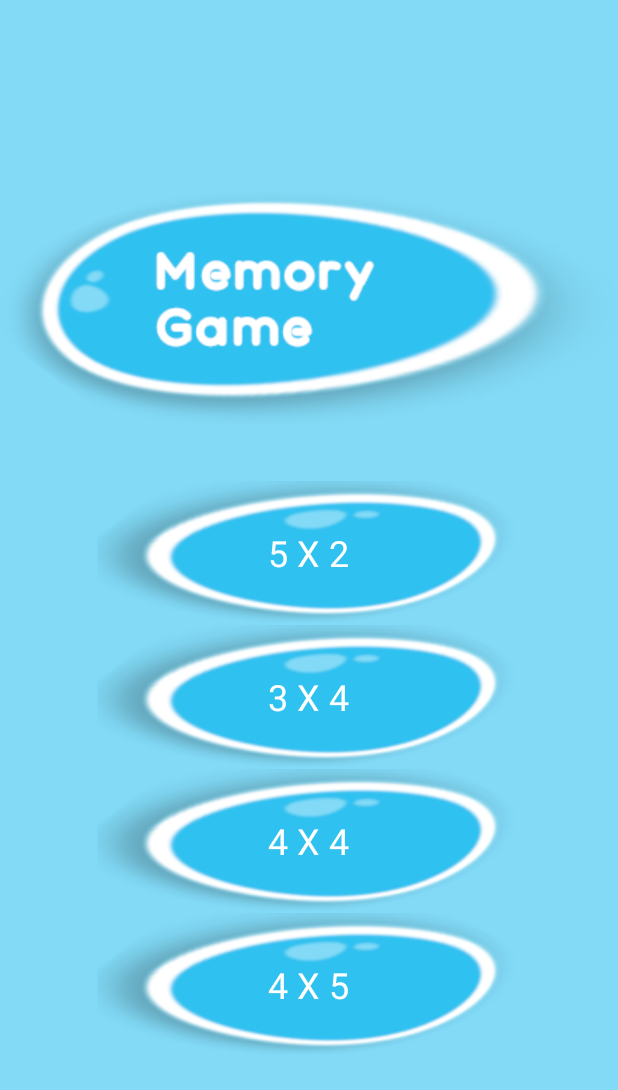
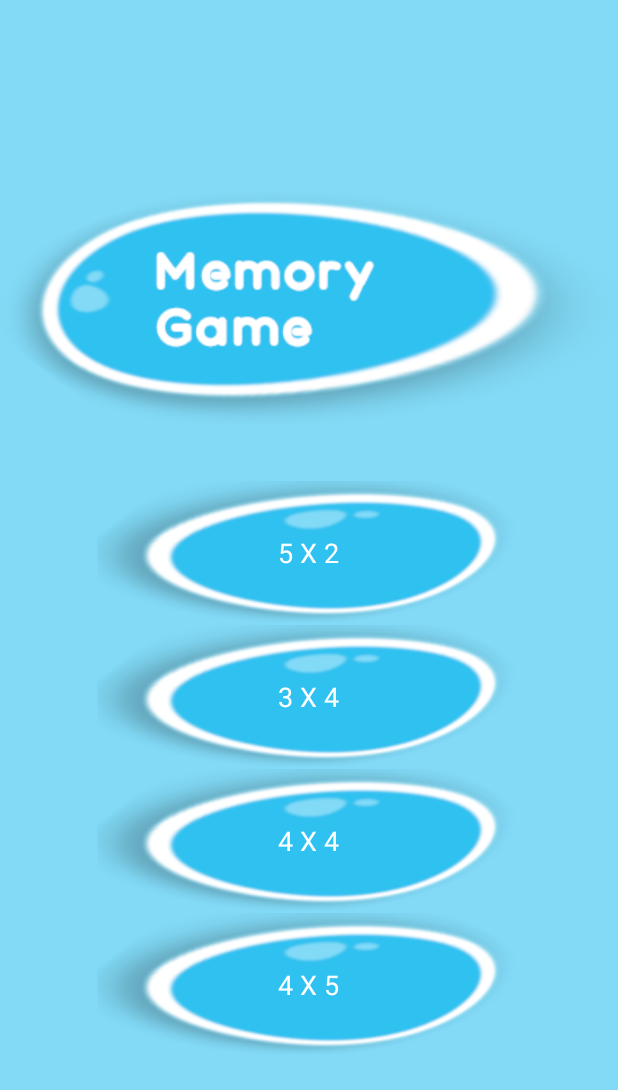
Before and after one commit to Jantzilla/MemoryGame, an Android app: the screen it shows after launch (MainActivity), on a phone screen of 412 x 824 dp. Shown: the top 1090 px of the screen. Run offline under Robolectric (Android 15) with nearby library versions, the phone set to English and light mode, and no system bars; Roboto replaces fonts that are not available here.

Commit message:
Change TextView textSize & add ids to each TextView

```diff
--- a/app/src/main/res/layout/activity_main.xml
+++ b/app/src/main/res/layout/activity_main.xml
@@ -33,11 +33,12 @@
             android:layout_centerInParent="true"
             android:src="@drawable/button" />
         <TextView
+            android:id="@+id/tv_1"
             android:layout_width="wrap_content"
             android:layout_height="wrap_content"
             android:layout_centerInParent="true"
             android:textColor="@color/colorAccent"
-            android:textSize="24sp"
+            android:textSize="18sp"
             android:text="5 X 2" />
     </RelativeLayout>
 
@@ -55,11 +56,12 @@
             android:layout_centerInParent="true"
             android:src="@drawable/button" />
         <TextView
+            android:id="@+id/tv_2"
             android:layout_width="wrap_content"
             android:layout_height="wrap_content"
             android:layout_centerInParent="true"
             android:textColor="@color/colorAccent"
-            android:textSize="24sp"
+            android:textSize="18sp"
             android:text="3 X 4" />
     </RelativeLayout>
     <RelativeLayout
@@ -76,11 +78,12 @@
             android:layout_centerInParent="true"
             android:src="@drawable/button" />
         <TextView
+            android:id="@+id/tv_3"
             android:layout_width="wrap_content"
             android:layout_height="wrap_content"
             android:layout_centerInParent="true"
             android:textColor="@color/colorAccent"
-            android:textSize="24sp"
+            android:textSize="18sp"
             android:text="4 X 4" />
     </RelativeLayout>
     <RelativeLayout
@@ -97,11 +100,12 @@
             android:layout_centerInParent="true"
             android:src="@drawable/button" />
         <TextView
+            android:id="@+id/tv_4"
             android:layout_width="wrap_content"
             android:layout_height="wrap_content"
             android:layout_centerInParent="true"
             android:textColor="@color/colorAccent"
-            android:textSize="24sp"
+            android:textSize="18sp"
             android:text="4 X 5" />
     </RelativeLayout>
 
```
